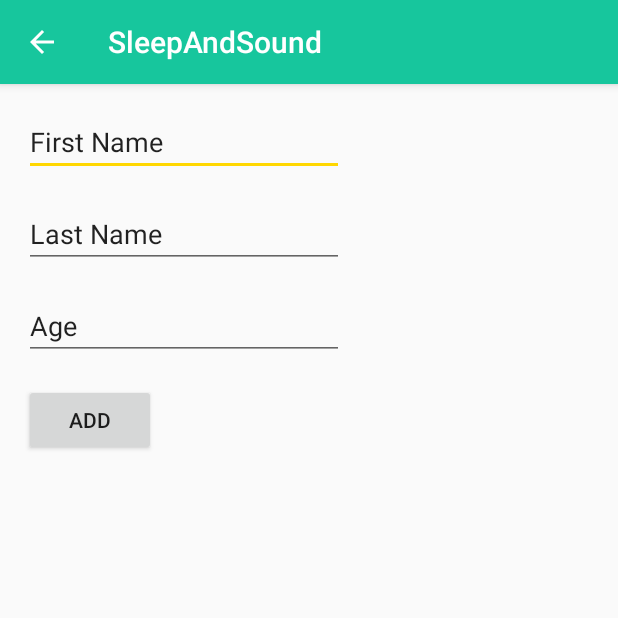
After one commit to ApocalyVec/UITest3, an Android app: the AddChildActivity screen opened directly, with no data from a screen before it, on a phone screen of 412 x 824 dp, the top half of it. The commit adds this screen. Run offline under Robolectric (Android 15) with nearby library versions, the phone set to English and light mode, and no system bars; our stand-ins replace Firebase (no records; nobody signed in at launch, a user with empty details on screens opened directly).

Commit message:
fix add child

```diff
--- a/app/src/main/AndroidManifest.xml
+++ b/app/src/main/AndroidManifest.xml
@@ -18,8 +18,11 @@
                 <category android:name="android.intent.category.LAUNCHER" />
             </intent-filter>
         </activity>
-        <activity android:name=".ChildViewActivity"
-            android:parentActivityName=".MainActivity"></activity>
+        <activity
+            android:name=".ChildViewActivity"
+            android:parentActivityName=".MainActivity" />
+        <activity android:name=".AddChildActivity"
+            android:parentActivityName=".MainActivity" />
     </application>
 
 </manifest>
--- /dev/null
+++ b/app/src/main/java/com/apocalyvec/sleepandsound/AddChildActivity.java
@@ -0,0 +1,34 @@
+package com.apocalyvec.sleepandsound;
+
+import android.support.v7.app.AppCompatActivity;
+import android.os.Bundle;
+import android.util.Log;
+import android.view.View;
+import android.widget.EditText;
+
+import com.google.firebase.database.DatabaseReference;
+import com.google.firebase.database.FirebaseDatabase;
+
+public class AddChildActivity extends AppCompatActivity {
+
+    private DatabaseReference mDatabase;
+    private EditText childFirstName;
+    private EditText childLastName;
+    private EditText childAge;
+    @Override
+    protected void onCreate(Bundle savedInstanceState) {
+        super.onCreate(savedInstanceState);
+        setContentView(R.layout.activity_add_child);
+
+        mDatabase = FirebaseDatabase.getInstance().getReference();
+
+        childFirstName = findViewById(R.id.ChildFirstName);
+        childLastName = findViewById(R.id.ChildLastName);
+        childAge = findViewById(R.id.ChildAge);
+    }
+
+    public void onAddClicked(View view) {
+        mDatabase.child(childFirstName.getText().toString().trim()).setValue("Ziheng Li");
+        //Log.d("ChildViewActivity", "Database Clicked");
+    }
+}
--- a/app/src/main/java/com/apocalyvec/sleepandsound/MainActivity.java
+++ b/app/src/main/java/com/apocalyvec/sleepandsound/MainActivity.java
@@ -83,12 +83,19 @@ public class MainActivity extends AppCompatActivity implements NavigationView.On
         super.onBackPressed();
     }
 
-    public void goToChild(View view) {
+    public void goToViewChild(View view) {
         Intent intent = new Intent(this, ChildViewActivity.class);
 //        EditText editText = (EditText) findViewById(R.id.editText);
 //        String message = editText.getText().toString();
 //        intent.putExtra(EXTRA_MESSAGE, message);
         startActivity(intent);
+    }
 
+    public void goToAddChild(View view) {
+        Intent intent = new Intent(this, AddChildActivity.class);
+//        EditText editText = (EditText) findViewById(R.id.editText);
+//        String message = editText.getText().toString();
+//        intent.putExtra(EXTRA_MESSAGE, message);
+        startActivity(intent);
     }
 }
--- /dev/null
+++ b/app/src/main/res/layout/activity_add_child.xml
@@ -0,0 +1,56 @@
+<?xml version="1.0" encoding="utf-8"?>
+<android.support.constraint.ConstraintLayout xmlns:android="http://schemas.android.com/apk/res/android"
+    xmlns:app="http://schemas.android.com/apk/res-auto"
+    xmlns:tools="http://schemas.android.com/tools"
+    android:layout_width="match_parent"
+    android:layout_height="match_parent"
+    tools:context="com.apocalyvec.sleepandsound.AddChildActivity">
+
+    <EditText
+        android:id="@+id/ChildFirstName"
+        android:layout_width="wrap_content"
+        android:layout_height="wrap_content"
+        android:layout_marginStart="16dp"
+        android:layout_marginTop="16dp"
+        android:ems="10"
+        android:inputType="textPersonName"
+        android:text="First Name"
+        app:layout_constraintStart_toStartOf="parent"
+        app:layout_constraintTop_toTopOf="parent" />
+
+    <EditText
+        android:id="@+id/ChildLastName"
+        android:layout_width="wrap_content"
+        android:layout_height="wrap_content"
+        android:layout_marginStart="16dp"
+        android:layout_marginTop="16dp"
+        android:ems="10"
+        android:inputType="textPersonName"
+        android:text="Last Name"
+        app:layout_constraintStart_toStartOf="parent"
+        app:layout_constraintTop_toBottomOf="@+id/ChildFirstName" />
+
+    <EditText
+        android:id="@+id/ChildAge"
+        android:layout_width="wrap_content"
+        android:layout_height="wrap_content"
+        android:layout_marginStart="16dp"
+        android:layout_marginTop="16dp"
+        android:ems="10"
+        android:inputType="textPersonName"
+        android:text="Age"
+        app:layout_constraintStart_toStartOf="parent"
+        app:layout_constraintTop_toBottomOf="@+id/ChildLastName" />
+
+    <Button
+        android:id="@+id/AddChild"
+        android:layout_width="wrap_content"
+        android:layout_height="wrap_content"
+        android:layout_marginStart="16dp"
+        android:layout_marginTop="16dp"
+        android:onClick="onAddClicked"
+        android:text="Add"
+        app:layout_constraintStart_toStartOf="parent"
+        app:layout_constraintTop_toBottomOf="@+id/ChildAge" />
+
+</android.support.constraint.ConstraintLayout>
--- a/app/src/main/res/layout/activity_main.xml
+++ b/app/src/main/res/layout/activity_main.xml
@@ -42,15 +42,16 @@
                 app:menu="@menu/drawer_menu"/>
 
         </android.support.v4.widget.DrawerLayout>
+
     <android.support.design.widget.FloatingActionButton
-        android:src="@drawable/ic_add"
         android:id="@+id/add_child"
         android:layout_width="wrap_content"
         android:layout_height="wrap_content"
         android:layout_gravity="bottom|right"
         android:layout_margin="16dp"
+        android:onClick="goToAddChild"
+        android:src="@drawable/ic_add"
         app:layout_anchor="@id/main_coordinator"
-        app:layout_anchorGravity="bottom|right|end"
-        />
+        app:layout_anchorGravity="bottom|right|end" />
 
 </android.support.design.widget.CoordinatorLayout>
--- a/app/src/main/res/layout/fragment_home.xml
+++ b/app/src/main/res/layout/fragment_home.xml
@@ -23,7 +23,7 @@
                     android:layout_margin="16dp"
                     android:background="@color/colorAccent"
                     android:elevation="100dp"
-                    android:onClick="goToChild">
+                    android:onClick="goToViewChild">
 
                     <LinearLayout
                         android:layout_width="match_parent"
@@ -69,7 +69,7 @@
                     android:layout_margin="16dp"
                     android:background="@color/colorAccent"
                     android:elevation="100dp"
-                    android:onClick="goToChild">
+                    android:onClick="goToViewChild">
 
                     <LinearLayout
                         android:layout_width="match_parent"
@@ -115,7 +115,7 @@
                     android:layout_margin="16dp"
                     android:background="@color/colorAccent"
                     android:elevation="100dp"
-                    android:onClick="goToChild">
+                    android:onClick="goToViewChild">
 
                     <LinearLayout
                         android:layout_width="match_parent"
```
